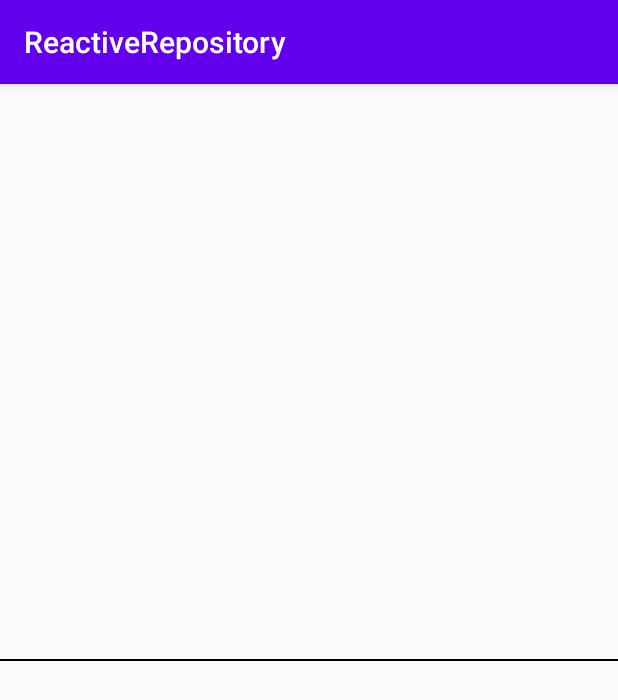
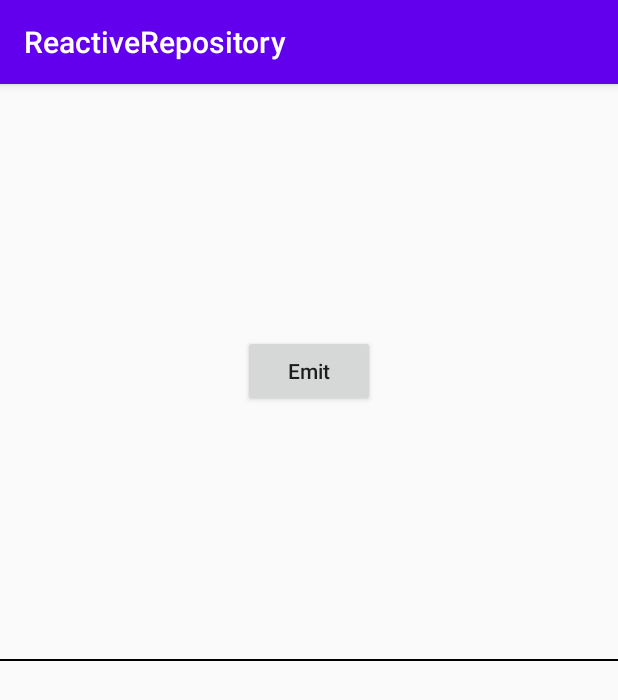
Before and after one commit to Gonzz-96/reactive-repository, an Android app: the screen it shows after launch (MainActivity), on a phone screen of 412 x 824 dp. Shown: the top 700 px of the screen. Run offline under Robolectric (Android 15) with nearby library versions, the phone set to English and light mode, and no system bars.

Commit message:
Adding EmitFragment to main activity

```diff
--- a/app/src/main/java/com/gonz/mx/reactive/repository/EmitButtonFragment.kt
+++ b/app/src/main/java/com/gonz/mx/reactive/repository/EmitButtonFragment.kt
@@ -1,7 +1,16 @@
 package com.gonz.mx.reactive.repository
 
+import android.os.Bundle
+import android.view.View
+import android.widget.Button
+import android.widget.Toast
 import androidx.fragment.app.Fragment
 
 class EmitButtonFragment : Fragment(R.layout.fragment_emit_button) {
 
+    override fun onViewCreated(view: View, savedInstanceState: Bundle?) {
+        view.findViewById<Button>(R.id.btn_emit).run {
+            setOnClickListener { Toast.makeText(requireContext(), "Pressed", Toast.LENGTH_SHORT).show() }
+        }
+    }
 }
--- a/app/src/main/java/com/gonz/mx/reactive/repository/MainActivity.kt
+++ b/app/src/main/java/com/gonz/mx/reactive/repository/MainActivity.kt
@@ -2,11 +2,21 @@ package com.gonz.mx.reactive.repository
 
 import androidx.appcompat.app.AppCompatActivity
 import android.os.Bundle
+import androidx.annotation.IdRes
+import androidx.fragment.app.Fragment
 
 class MainActivity : AppCompatActivity() {
 
     override fun onCreate(savedInstanceState: Bundle?) {
         super.onCreate(savedInstanceState)
         setContentView(R.layout.activity_main)
+
+        addFragment(R.id.fragment_emit_button, EmitButtonFragment())
+    }
+
+    private fun addFragment(@IdRes container: Int, fragment: Fragment) {
+        supportFragmentManager.beginTransaction()
+            .add(container, fragment)
+            .commit()
     }
 }
--- a/app/src/main/res/layout/fragment_emit_button.xml
+++ b/app/src/main/res/layout/fragment_emit_button.xml
@@ -6,6 +6,7 @@
     android:layout_height="match_parent">
 
     <Button
+        android:id="@+id/btn_emit"
         android:layout_width="wrap_content"
         android:layout_height="wrap_content"
         android:textAllCaps="false"
```
